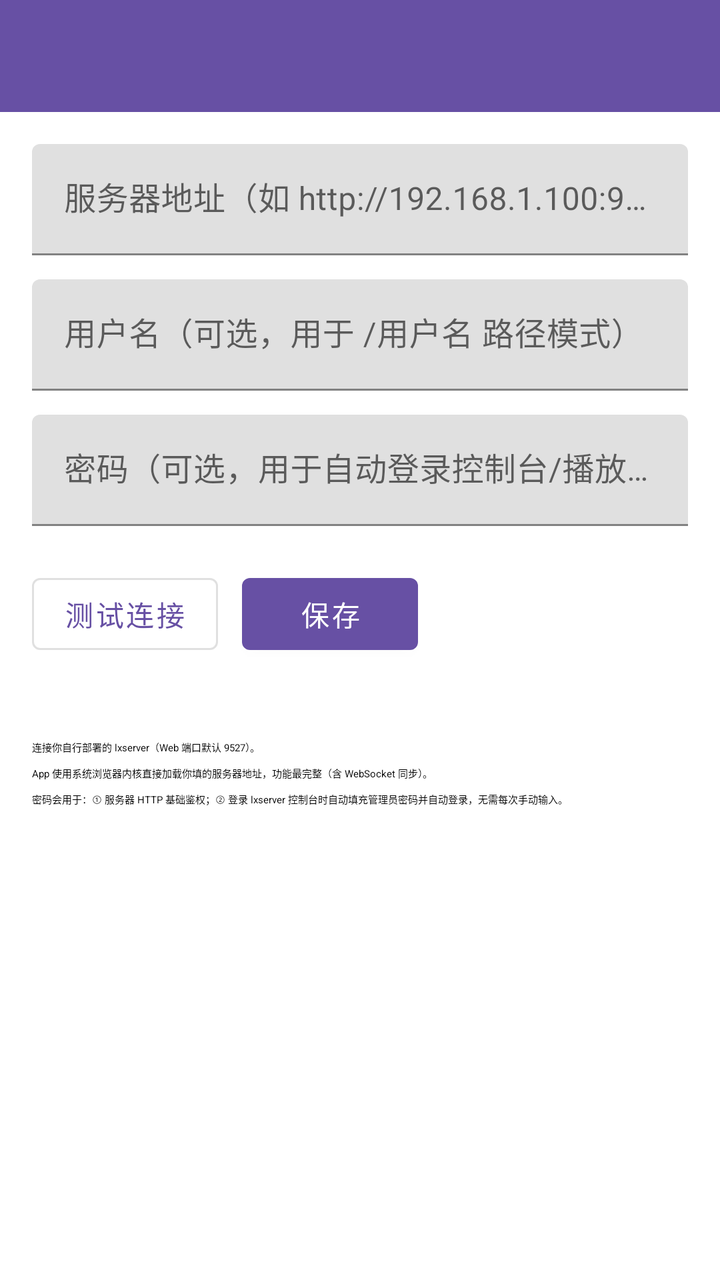
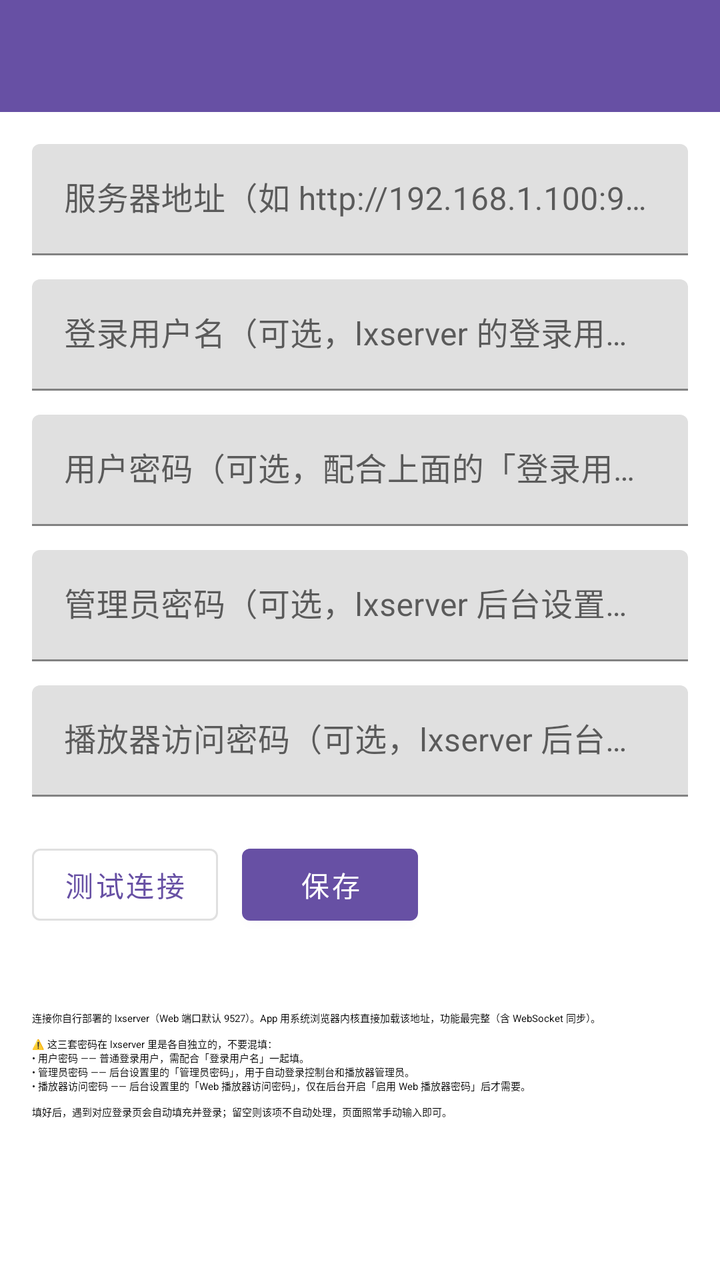

Compare the two renders of this Android layout. The source of the first and the diff that turns it into the second are given below.
<!-- AndroidManifest.xml: application theme Theme.LXServerMobile -->
<!-- res/layout/activity_settings.xml -->
<?xml version="1.0" encoding="utf-8"?>
<LinearLayout xmlns:android="http://schemas.android.com/apk/res/android"
    xmlns:app="http://schemas.android.com/apk/res-auto"
    android:orientation="vertical"
    android:layout_width="match_parent"
    android:layout_height="match_parent">

    <com.google.android.material.appbar.MaterialToolbar
        android:id="@+id/toolbar"
        android:layout_width="match_parent"
        android:layout_height="?attr/actionBarSize"
        android:background="?attr/colorPrimary" />

    <ScrollView
        android:layout_width="match_parent"
        android:layout_height="match_parent"
        android:padding="16dp">

        <LinearLayout
            android:orientation="vertical"
            android:layout_width="match_parent"
            android:layout_height="wrap_content">

            <com.google.android.material.textfield.TextInputLayout
                android:layout_width="match_parent"
                android:layout_height="wrap_content"
                android:hint="@string/hint_server_url">

                <com.google.android.material.textfield.TextInputEditText
                    android:id="@+id/et_server_url"
                    android:layout_width="match_parent"
                    android:layout_height="wrap_content"
                    android:inputType="textUri"
                    android:autofillHints="url" />
            </com.google.android.material.textfield.TextInputLayout>

            <com.google.android.material.textfield.TextInputLayout
                android:layout_width="match_parent"
                android:layout_height="wrap_content"
                android:hint="@string/hint_username"
                android:layout_marginTop="12dp">

                <com.google.android.material.textfield.TextInputEditText
                    android:id="@+id/et_username"
                    android:layout_width="match_parent"
                    android:layout_height="wrap_content"
                    android:autofillHints="username" />
            </com.google.android.material.textfield.TextInputLayout>

            <com.google.android.material.textfield.TextInputLayout
                android:layout_width="match_parent"
                android:layout_height="wrap_content"
                android:hint="@string/hint_password"
                android:layout_marginTop="12dp">

                <com.google.android.material.textfield.TextInputEditText
                    android:id="@+id/et_password"
                    android:layout_width="match_parent"
                    android:layout_height="wrap_content"
                    android:inputType="textPassword"
                    android:autofillHints="password" />
            </com.google.android.material.textfield.TextInputLayout>

            <LinearLayout
                android:orientation="horizontal"
                android:layout_width="match_parent"
                android:layout_height="wrap_content"
                android:layout_marginTop="20dp">

                <Button
                    android:id="@+id/btn_test"
                    style="?attr/materialButtonOutlinedStyle"
                    android:layout_width="wrap_content"
                    android:layout_height="wrap_content"
                    android:text="@string/action_test" />

                <Button
                    android:id="@+id/btn_save"
                    android:layout_width="wrap_content"
                    android:layout_height="wrap_content"
                    android:text="@string/action_save"
                    android:layout_marginStart="12dp" />
            </LinearLayout>

            <TextView
                android:id="@+id/tv_status"
                android:layout_width="match_parent"
                android:layout_height="wrap_content"
                android:layout_marginTop="12dp"
                android:textAppearance="?attr/textAppearanceBodyMedium" />

            <TextView
                android:layout_width="match_parent"
                android:layout_height="wrap_content"
                android:layout_marginTop="20dp"
                android:text="@string/settings_help"
                android:textAppearance="?attr/textAppearanceBodySmall" />

        </LinearLayout>

    </ScrollView>

</LinearLayout>
<!-- resources referenced by this layout -->
<resources>
  <string name="action_save">保存</string>
  <string name="action_test">测试连接</string>
  <string name="hint_password">密码（可选，用于自动登录控制台/播放器）</string>
  <string name="hint_server_url">服务器地址（如 http://192.168.1.100:9527）</string>
  <string name="hint_username">用户名（可选，用于 /用户名 路径模式）</string>
  <string name="settings_help">连接你自行部署的 lxserver（Web 端口默认 9527）。\n\nApp 使用系统浏览器内核直接加载你填的服务器地址，功能最完整（含 WebSocket 同步）。\n\n密码会用于：① 服务器 HTTP 基础鉴权；② 登录 lxserver 控制台时自动填充管理员密码并自动登录，无需每次手动输入。</string>
  <style name="Theme.LXServerMobile" parent="Theme.MaterialComponents.DayNight.NoActionBar">
          <item name="colorPrimary">@color/purple_500</item>
          <item name="colorPrimaryDark">@color/purple_700</item>
          <item name="colorAccent">@color/purple_500</item>
          <item name="android:statusBarColor">@color/purple_700</item>
      </style>
  <color name="purple_500">#6750A4</color>
  <color name="purple_700">#4F378B</color>
</resources>

<!-- the commit's change to res/layout/activity_settings.xml (unified diff, before → after) -->
@@ -50,11 +50,39 @@
             <com.google.android.material.textfield.TextInputLayout
                 android:layout_width="match_parent"
                 android:layout_height="wrap_content"
-                android:hint="@string/hint_password"
+                android:hint="@string/hint_user_password"
                 android:layout_marginTop="12dp">
 
                 <com.google.android.material.textfield.TextInputEditText
-                    android:id="@+id/et_password"
+                    android:id="@+id/et_user_password"
+                    android:layout_width="match_parent"
+                    android:layout_height="wrap_content"
+                    android:inputType="textPassword"
+                    android:autofillHints="password" />
+            </com.google.android.material.textfield.TextInputLayout>
+
+            <com.google.android.material.textfield.TextInputLayout
+                android:layout_width="match_parent"
+                android:layout_height="wrap_content"
+                android:hint="@string/hint_admin_password"
+                android:layout_marginTop="12dp">
+
+                <com.google.android.material.textfield.TextInputEditText
+                    android:id="@+id/et_admin_password"
+                    android:layout_width="match_parent"
+                    android:layout_height="wrap_content"
+                    android:inputType="textPassword"
+                    android:autofillHints="password" />
+            </com.google.android.material.textfield.TextInputLayout>
+
+            <com.google.android.material.textfield.TextInputLayout
+                android:layout_width="match_parent"
+                android:layout_height="wrap_content"
+                android:hint="@string/hint_player_password"
+                android:layout_marginTop="12dp">
+
+                <com.google.android.material.textfield.TextInputEditText
+                    android:id="@+id/et_player_password"
                     android:layout_width="match_parent"
                     android:layout_height="wrap_content"
                     android:inputType="textPassword"
<!-- resource entries referenced after the edit -->
@@ -2,10 +2,12 @@
 <resources>
   <string name="action_save">保存</string>
   <string name="action_test">测试连接</string>
-  <string name="hint_password">密码（可选，用于自动登录控制台/播放器）</string>
+  <string name="hint_admin_password">管理员密码（可选，lxserver 后台设置 →「管理员密码」）</string>
+  <string name="hint_player_password">播放器访问密码（可选，lxserver 后台设置 →「Web 播放器访问密码」）</string>
   <string name="hint_server_url">服务器地址（如 http://192.168.1.100:9527）</string>
-  <string name="hint_username">用户名（可选，用于 /用户名 路径模式）</string>
-  <string name="settings_help">连接你自行部署的 lxserver（Web 端口默认 9527）。\n\nApp 使用系统浏览器内核直接加载你填的服务器地址，功能最完整（含 WebSocket 同步）。\n\n密码会用于：① 服务器 HTTP 基础鉴权；② 登录 lxserver 控制台时自动填充管理员密码并自动登录，无需每次手动输入。</string>
+  <string name="hint_user_password">用户密码（可选，配合上面的「登录用户名」）</string>
+  <string name="hint_username">登录用户名（可选，lxserver 的登录用户）</string>
+  <string name="settings_help">连接你自行部署的 lxserver（Web 端口默认 9527）。App 用系统浏览器内核直接加载该地址，功能最完整（含 WebSocket 同步）。\n\n⚠️ 这三套密码在 lxserver 里是各自独立的，不要混填：\n• 用户密码 —— 普通登录用户，需配合「登录用户名」一起填。\n• 管理员密码 —— 后台设置里的「管理员密码」，用于自动登录控制台和播放器管理员。\n• 播放器访问密码 —— 后台设置里的「Web 播放器访问密码」，仅在后台开启「启用 Web 播放器密码」后才需要。\n\n填好后，遇到对应登录页会自动填充并登录；留空则该项不自动处理，页面照常手动输入即可。</string>
   <style name="Theme.LXServerMobile" parent="Theme.MaterialComponents.DayNight.NoActionBar">
           <item name="colorPrimary">@color/purple_500</item>
           <item name="colorPrimaryDark">@color/purple_700</item>
